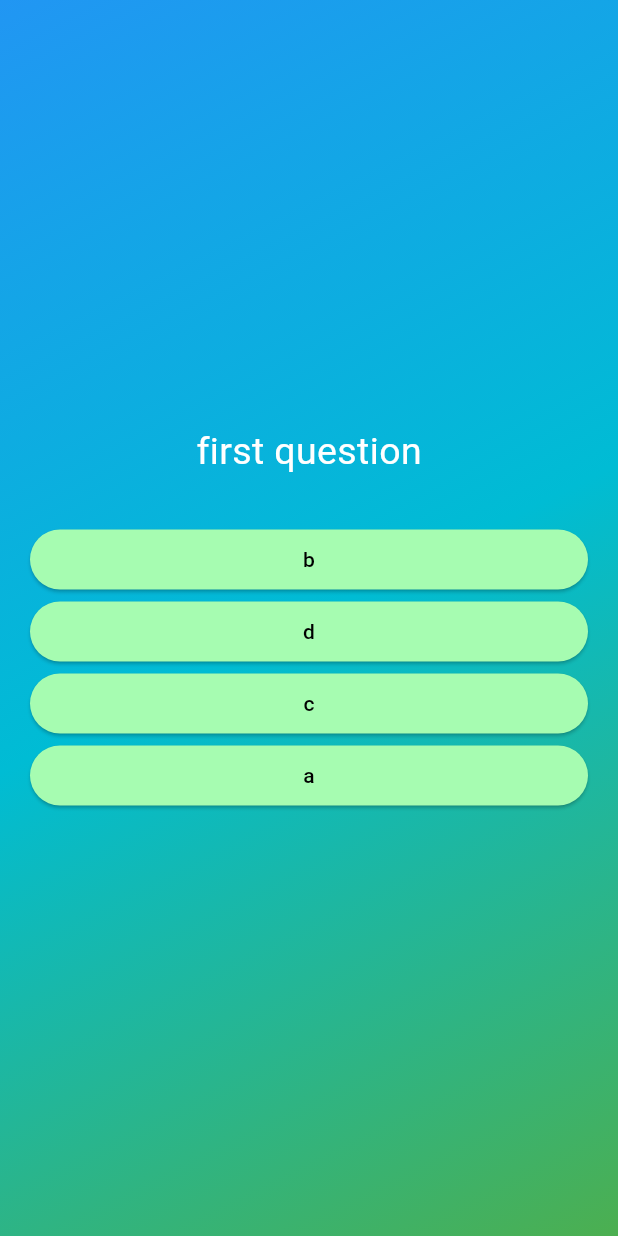
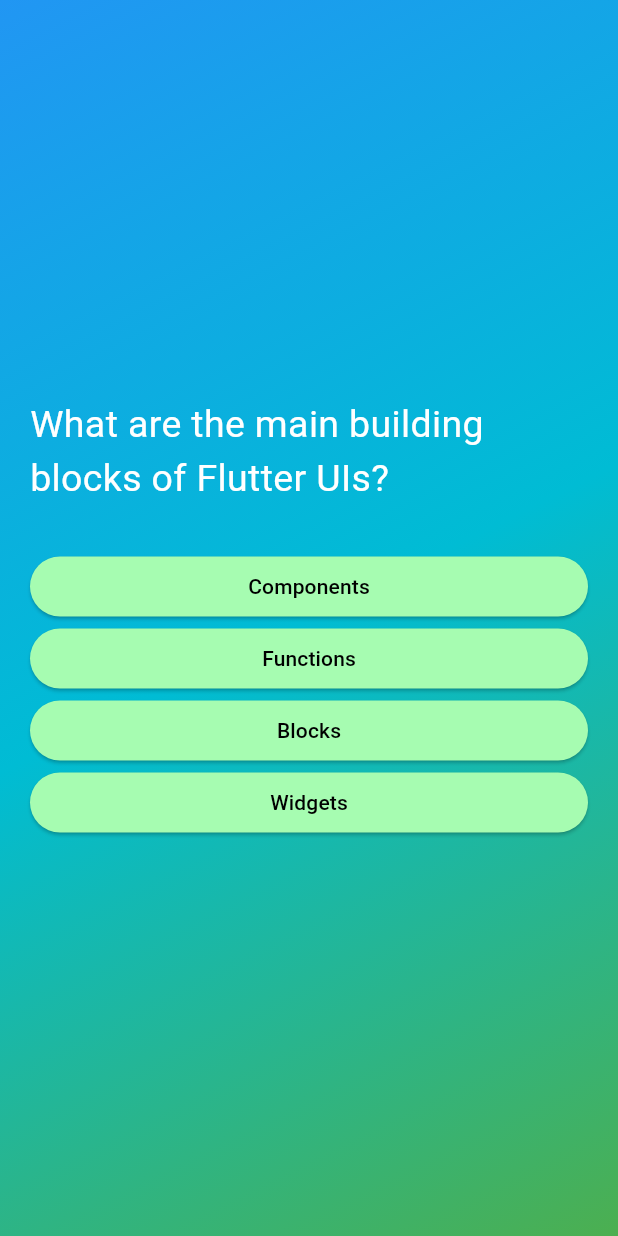
Before and after one commit to Indrajit-Banerjee7/QuizeApp, a Flutter app: the screen it shows after launch, after a tap on "Start Quiz", on a phone screen of 412 x 824 dp. Run offline on Flutter 3.47's test engine with Material 3 defaults, Android fonts, the phone set to English and light mode, and no system bars.

```diff
--- a/lib/data/questionsdata.dart
+++ b/lib/data/questionsdata.dart
@@ -1,8 +1,55 @@
 import 'package:quize_app/modles/quiz_questions.dart';
 
 const  quetions = [
-  QuizQuestions('first question', ['a' , 'b' , 'c' , 'd']),
-  QuizQuestions('second question', ['a1' , 'b' , 'c' , 'd']),
-  QuizQuestions('third question', ['a' , 'b' , 'c' , 'd']),
-
+  QuizQuestions(
+    'What are the main building blocks of Flutter UIs?',
+    [
+      'Widgets',
+      'Components',
+      'Blocks',
+      'Functions',
+    ],
+  ),
+  QuizQuestions('How are Flutter UIs built?', [
+    'By combining widgets in code',
+    'By combining widgets in a visual editor',
+    'By defining widgets in config files',
+    'By using XCode for iOS and Android Studio for Android',
+  ]),
+  QuizQuestions(
+    'What\'s the purpose of a StatefulWidget?',
+    [
+      'Update UI as data changes',
+      'Update data as UI changes',
+      'Ignore data changes',
+      'Render UI that does not depend on data',
+    ],
+  ),
+  QuizQuestions(
+    'Which widget should you try to use more often: StatelessWidget or StatefulWidget?',
+    [
+      'StatelessWidget',
+      'StatefulWidget',
+      'Both are equally good',
+      'None of the above',
+    ],
+  ),
+  QuizQuestions(
+    'What happens if you change data in a StatelessWidget?',
+    [
+      'The UI is not updated',
+      'The UI is updated',
+      'The closest StatefulWidget is updated',
+      'Any nested StatefulWidgets are updated',
+    ],
+  ),
+  QuizQuestions(
+    'How should you update data inside of StatefulWidgets?',
+    [
+      'By calling setState()',
+      'By calling updateData()',
+      'By calling updateUI()',
+      'By calling updateState()',
+    ],
+  ),
 ];
```
Also changed, not shown: lib/quiz.dart (+8 -1 lines), lib/rest_screen.dart (+12 -6 lines), lib/restultbox.dart (+12 -11 lines).
